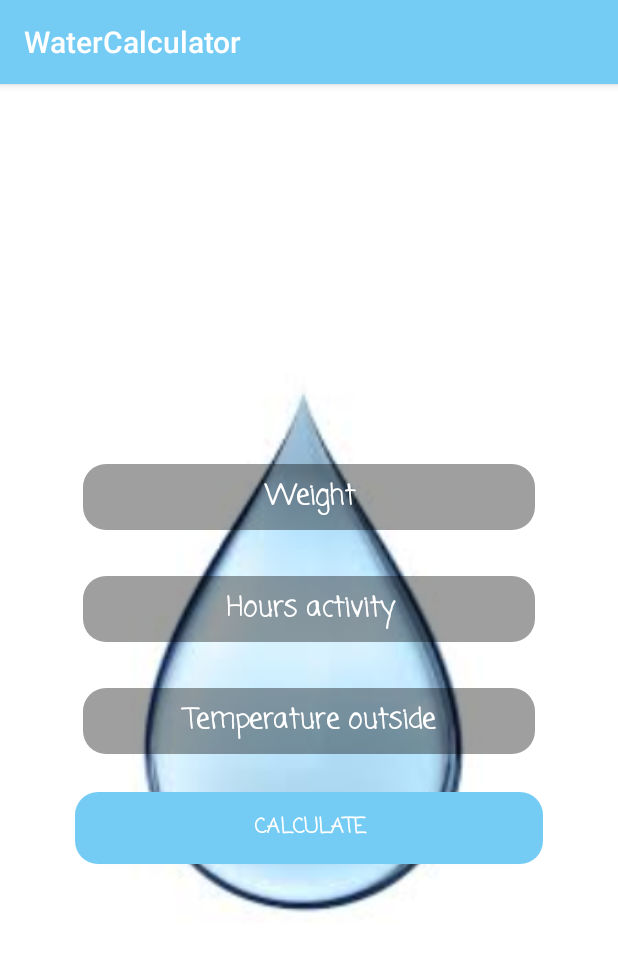
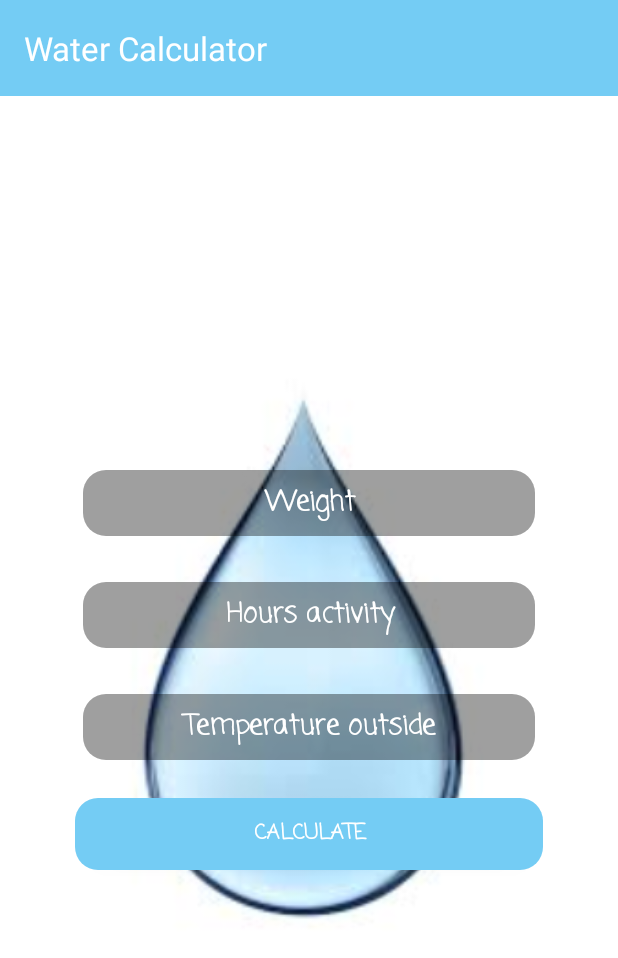
Before and after one commit to ilina322/water-calculator, an Android app: the screen it shows after launch (MainActivity), on a phone screen of 412 x 824 dp. Shown: the top 958 px of the screen. Run offline under Robolectric (Android 15) with nearby library versions, the phone set to English and light mode, and no system bars; our stand-ins replace ButterKnife.

```diff
--- a/app/src/main/AndroidManifest.xml
+++ b/app/src/main/AndroidManifest.xml
@@ -8,8 +8,8 @@
         android:label="@string/app_name"
         android:roundIcon="@mipmap/ic_launcher_round"
         android:supportsRtl="true"
-        android:theme="@style/AppTheme">
-        <activity android:name=".MainActivity">
+        android:theme="@style/Theme.AppCompat.NoActionBar">
+        <activity android:name=".activities.MainActivity">
             <intent-filter>
                 <action android:name="android.intent.action.MAIN" />
 
--- a/app/src/main/java/com/example/android/watercalculator/ProgressActivity.java
+++ /dev/null
@@ -1,33 +0,0 @@
-package com.example.android.watercalculator;
-
-import android.os.Bundle;
-import android.support.v7.app.AppCompatActivity;
-import android.util.Log;
-import android.widget.Button;
-import android.widget.TextView;
-
-import butterknife.BindView;
-import butterknife.ButterKnife;
-import butterknife.OnClick;
-
-
-public class ProgressActivity extends AppCompatActivity {
-
-    private static final String TAG = "ProgressActivity";
-    @BindView(R.id.txt_water) TextView txtWater;
-
-    @Override
-    protected void onCreate(Bundle savedInstanceState) {
-        super.onCreate(savedInstanceState);
-        setContentView(R.layout.activity_progress);
-        ButterKnife.bind(this);
-    }
-
-    @OnClick(R.id.btn_increment)
-    public void incrementProgress(){
-        txtWater.setBackgroundColor(100);
-        Log.e(TAG, "incrementProgress");
-    }
-
-
-}
--- /dev/null
+++ b/app/src/main/java/com/example/android/watercalculator/activities/BaseActivity.java
@@ -0,0 +1,26 @@
+package com.example.android.watercalculator.activities;
+
+import android.os.Bundle;
+import android.support.v7.app.AppCompatActivity;
+import android.widget.Toolbar;
+
+import com.example.android.watercalculator.R;
+
+import butterknife.ButterKnife;
+
+public abstract class BaseActivity extends AppCompatActivity {
+
+    private Toolbar toolbar;
+
+    @Override
+    protected void onCreate(Bundle savedInstanceState) {
+        super.onCreate(savedInstanceState);
+        super.setContentView(getLayoutRes());
+        ButterKnife.bind(this);
+        onViewCreated(savedInstanceState);
+    }
+
+    protected abstract void onViewCreated(Bundle savedInstanceState);
+
+    protected abstract int getLayoutRes();
+}
--- /dev/null
+++ b/app/src/main/java/com/example/android/watercalculator/activities/MainActivity.java
@@ -0,0 +1,31 @@
+package com.example.android.watercalculator.activities;
+
+import android.support.v4.app.Fragment;
+import android.content.Intent;
+import android.os.Bundle;
+
+import com.example.android.watercalculator.Calculator;
+import com.example.android.watercalculator.R;
+import com.example.android.watercalculator.fragments.CalculationFragment;
+
+import java.text.DecimalFormat;
+
+import butterknife.BindView;
+import butterknife.ButterKnife;
+import butterknife.OnClick;
+
+public class MainActivity extends BaseActivity {
+
+    @Override
+    protected void onViewCreated(Bundle savedInstanceState) {
+
+        getSupportFragmentManager().beginTransaction()
+                .replace(R.id.container, CalculationFragment.newInstance())
+                .commit();
+    }
+
+    @Override
+    protected int getLayoutRes() {
+        return R.layout.activity_main;
+    }
+}
--- /dev/null
+++ b/app/src/main/java/com/example/android/watercalculator/fragments/BaseFragment.java
@@ -0,0 +1,27 @@
+package com.example.android.watercalculator.fragments;
+
+import android.support.v4.app.Fragment;
+import android.os.Bundle;
+import android.view.LayoutInflater;
+import android.view.View;
+import android.view.ViewGroup;
+
+import butterknife.ButterKnife;
+
+public abstract class BaseFragment extends Fragment {
+
+    private View rootView;
+
+    @Override
+    public View onCreateView(LayoutInflater inflater, ViewGroup container,
+                             Bundle savedInstanceState) {
+        rootView = inflater.inflate(getLayoutRes(), container, false);
+        ButterKnife.bind(this, rootView);
+        onViewCreated();
+        return rootView;
+    }
+
+    protected abstract int getLayoutRes();
+
+    protected abstract void onViewCreated();
+}
--- a/app/src/main/java/com/example/android/watercalculator/MainActivity.java
+++ b/app/src/main/java/com/example/android/watercalculator/fragments/CalculationFragment.java
@@ -1,32 +1,35 @@
-package com.example.android.watercalculator;
+package com.example.android.watercalculator.fragments;
 
-import android.content.Intent;
-import android.support.v7.app.AppCompatActivity;
-import android.os.Bundle;
 import android.widget.EditText;
 import android.widget.TextView;
+
+import com.example.android.watercalculator.Calculator;
+import com.example.android.watercalculator.R;
 
 import java.text.DecimalFormat;
 
 import butterknife.BindView;
-import butterknife.ButterKnife;
 import butterknife.OnClick;
 
-public class MainActivity extends AppCompatActivity {
+public class CalculationFragment extends BaseFragment {
 
-    @BindView(R.id.edt_activity) EditText edtActivity;
+    @BindView(R.id.edt_activity)
+    EditText edtActivity;
     @BindView(R.id.edt_weight) EditText edtWeight;
     @BindView(R.id.edt_temperature) EditText edtTemperature;
-    @BindView(R.id.txt_litres) TextView txtLitres;
+    @BindView(R.id.txt_litres)
+    TextView txtLitres;
     Calculator calculator = new Calculator();
     DecimalFormat df = new DecimalFormat("#.00");
     double result;
 
     @Override
-    protected void onCreate(Bundle savedInstanceState) {
-        super.onCreate(savedInstanceState);
-        setContentView(R.layout.activity_main);
-        ButterKnife.bind(this);
+    protected int getLayoutRes() {
+        return R.layout.fragment_calculation;
+    }
+
+    @Override
+    protected void onViewCreated() {
     }
 
     @OnClick(R.id.btn_calculate)
@@ -42,5 +45,7 @@ public class MainActivity extends AppCompatActivity {
 
     }
 
-
+    public static CalculationFragment newInstance() {
+        return new CalculationFragment();
+    }
 }
--- /dev/null
+++ b/app/src/main/java/com/example/android/watercalculator/fragments/ProgressFragment.java
@@ -0,0 +1,34 @@
+package com.example.android.watercalculator.fragments;
+
+import android.util.Log;
+import android.widget.TextView;
+
+import com.example.android.watercalculator.R;
+
+import butterknife.BindView;
+import butterknife.OnClick;
+
+public class ProgressFragment extends BaseFragment {
+
+    private static final String TAG = "ProgressActivity";
+    @BindView(R.id.view_water)
+    TextView viewWater;
+
+    @Override
+    protected int getLayoutRes() {
+        return R.layout.fragment_progress;
+    }
+
+    @Override
+    protected void onViewCreated() {
+
+    }
+
+
+    @OnClick(R.id.btn_increment)
+    public void incrementProgress(){
+        //TODO: update
+        viewWater.setBackgroundColor(100);
+        Log.e(TAG, "incrementProgress");
+    }
+}
--- a/app/src/main/res/drawable/edt_background.xml
+++ b/app/src/main/res/drawable/edt_background.xml
@@ -1,5 +1,5 @@
 <?xml version="1.0" encoding="utf-8"?>
 <shape  xmlns:android="http://schemas.android.com/apk/res/android">
-    <solid android:color="@color/colorTransculentBlack"/>
+    <solid android:color="@color/colorTranslucentBlack"/>
     <corners android:radius="15dp"/>
 </shape>
--- a/app/src/main/res/layout/activity_main.xml
+++ b/app/src/main/res/layout/activity_main.xml
@@ -1,99 +1,25 @@
 <?xml version="1.0" encoding="utf-8"?>
-<RelativeLayout xmlns:android="http://schemas.android.com/apk/res/android"
-    xmlns:tools="http://schemas.android.com/tools"
+<LinearLayout xmlns:android="http://schemas.android.com/apk/res/android"
     android:layout_width="match_parent"
     android:layout_height="match_parent"
-    android:background="@color/colorWhite"
-    android:orientation="vertical"
-    tools:context="com.example.android.watercalculator.MainActivity">
+    xmlns:app="http://schemas.android.com/apk/res-auto"
+    android:orientation="vertical">
 
+    <include layout="@layout/include_toolbar" />
 
-    <ImageView
+    <FrameLayout
+        android:id="@+id/container"
+        android:layout_weight="1"
         android:layout_width="match_parent"
-        android:layout_height="match_parent"
-        android:src="@drawable/water_drop_2" />
+        android:layout_height="0dp"
+        android:background="@color/colorLightGray"/>
 
-    <LinearLayout
-        android:layout_width="match_parent"
-        android:layout_height="wrap_content"
-        android:layout_centerInParent="true"
-        android:layout_marginLeft="40dp"
-        android:layout_marginRight="40dp"
-        android:orientation="vertical">
+    <!--<android.support.design.widget.BottomNavigationView-->
+        <!--android:id="@+id/navigation"-->
+        <!--android:layout_width="match_parent"-->
+        <!--android:layout_height="wrap_content"-->
+        <!--android:layout_gravity="bottom"-->
+        <!--android:background="@color/colorWhite"-->
+        <!--/>-->
 
-        <EditText
-            android:textStyle="bold"
-            android:fontFamily="casual"
-            android:textColor="@color/colorWhite"
-            android:id="@+id/edt_weight"
-            android:layout_width="match_parent"
-            android:layout_height="wrap_content"
-            android:layout_margin="15dp"
-            android:background="@drawable/edt_background"
-            android:gravity="center"
-            android:hint="Weight"
-            android:inputType="numberDecimal"
-            android:padding="8dp"
-            android:textColorHint="@color/colorWhite" />
-
-
-        <EditText
-            android:textColor="@color/colorWhite"
-            android:textStyle="bold"
-            android:fontFamily="casual"
-            android:id="@+id/edt_activity"
-            android:layout_width="match_parent"
-            android:layout_height="wrap_content"
-            android:layout_margin="15dp"
-            android:background="@drawable/edt_background"
-            android:gravity="center"
-            android:hint="Hours activity"
-            android:inputType="numberDecimal"
-            android:padding="8dp"
-            android:textColorHint="@color/colorWhite" />
-
-
-        <EditText
-            android:textColor="@color/colorWhite"
-            android:textStyle="bold"
-            android:fontFamily="casual"
-            android:id="@+id/edt_temperature"
-            android:layout_width="match_parent"
-            android:layout_height="wrap_content"
-            android:layout_margin="15dp"
-            android:background="@drawable/edt_background"
-            android:gravity="center"
-            android:hint="Temperature outside"
-            android:inputType="numberDecimal"
-            android:padding="8dp"
-            android:textColorHint="@color/colorWhite" />
-
-        <Button
-            android:textStyle="bold"
-            android:fontFamily="casual"
-            android:id="@+id/btn_calculate"
-            android:layout_width="match_parent"
-            android:layout_height="wrap_content"
-            android:layout_gravity="center_horizontal"
-            android:layout_margin="10dp"
-            android:background="@drawable/calculate_button_background"
-            android:text="calculate"
-            android:textColor="@color/colorWhite" />
-
-
-    </LinearLayout>
-
-    <TextView
-        android:textStyle="bold"
-        android:textColor="@color/colorAccent"
-        android:fontFamily="casual"
-        android:layout_centerHorizontal="true"
-        android:layout_alignParentBottom="true"
-        android:id="@+id/txt_litres"
-        android:layout_width="wrap_content"
-        android:layout_height="wrap_content"
-        android:layout_gravity="center_horizontal"
-        android:layout_margin="20dp"
-        android:textSize="20sp" />
-
-</RelativeLayout>
+</LinearLayout>
--- /dev/null
+++ b/app/src/main/res/layout/fragment_calculation.xml
@@ -0,0 +1,99 @@
+<?xml version="1.0" encoding="utf-8"?>
+<RelativeLayout xmlns:android="http://schemas.android.com/apk/res/android"
+    xmlns:tools="http://schemas.android.com/tools"
+    android:layout_width="match_parent"
+    android:layout_height="match_parent"
+    android:background="@color/colorWhite"
+    android:orientation="vertical"
+    tools:context="com.example.android.watercalculator.activities.MainActivity">
+
+
+    <ImageView
+        android:layout_width="match_parent"
+        android:layout_height="match_parent"
+        android:src="@drawable/water_drop_2" />
+
+    <LinearLayout
+        android:layout_width="match_parent"
+        android:layout_height="wrap_content"
+        android:layout_centerInParent="true"
+        android:layout_marginLeft="40dp"
+        android:layout_marginRight="40dp"
+        android:orientation="vertical">
+
+        <EditText
+            android:textStyle="bold"
+            android:fontFamily="casual"
+            android:textColor="@color/colorWhite"
+            android:id="@+id/edt_weight"
+            android:layout_width="match_parent"
+            android:layout_height="wrap_content"
+            android:layout_margin="15dp"
+            android:background="@drawable/edt_background"
+            android:gravity="center"
+            android:hint="Weight"
+            android:inputType="numberDecimal"
+            android:padding="8dp"
+            android:textColorHint="@color/colorWhite" />
+
+
+        <EditText
+            android:textColor="@color/colorWhite"
+            android:textStyle="bold"
+            android:fontFamily="casual"
+            android:id="@+id/edt_activity"
+            android:layout_width="match_parent"
+            android:layout_height="wrap_content"
+            android:layout_margin="15dp"
+            android:background="@drawable/edt_background"
+            android:gravity="center"
+            android:hint="Hours activity"
+            android:inputType="numberDecimal"
+            android:padding="8dp"
+            android:textColorHint="@color/colorWhite" />
+
+
+        <EditText
+            android:textColor="@color/colorWhite"
+            android:textStyle="bold"
+            android:fontFamily="casual"
+            android:id="@+id/edt_temperature"
+            android:layout_width="match_parent"
+            android:layout_height="wrap_content"
+            android:layout_margin="15dp"
+            android:background="@drawable/edt_background"
+            android:gravity="center"
+            android:hint="Temperature outside"
+            android:inputType="numberDecimal"
+            android:padding="8dp"
+            android:textColorHint="@color/colorWhite" />
+
+        <Button
+            android:textStyle="bold"
+            android:fontFamily="casual"
+            android:id="@+id/btn_calculate"
+            android:layout_width="match_parent"
+            android:layout_height="wrap_content"
+            android:layout_gravity="center_horizontal"
+            android:layout_margin="10dp"
+            android:background="@drawable/calculate_button_background"
+            android:text="calculate"
+            android:textColor="@color/colorWhite" />
+
+
+    </LinearLayout>
+
+    <TextView
+        android:textStyle="bold"
+        android:textColor="@color/colorAccent"
+        android:fontFamily="casual"
+        android:layout_centerHorizontal="true"
+        android:layout_alignParentBottom="true"
+        android:id="@+id/txt_litres"
+        android:layout_width="wrap_content"
+        android:layout_height="wrap_content"
+        android:layout_gravity="center_horizontal"
+        android:layout_margin="20dp"
+        android:textSize="20sp" />
+
+</RelativeLayout>
--- a/app/src/main/res/layout/activity_progress.xml
+++ b/app/src/main/res/layout/fragment_progress.xml
@@ -9,7 +9,7 @@
         android:layout_height="300dp">
 
         <TextView
-            android:id="@+id/txt_water"
+            android:id="@+id/view_water"
             android:layout_alignParentBottom="true"
             android:layout_width="match_parent"
             android:layout_height="match_parent"
--- /dev/null
+++ b/app/src/main/res/layout/include_toolbar.xml
@@ -0,0 +1,24 @@
+<?xml version="1.0" encoding="utf-8"?>
+<LinearLayout
+    xmlns:android="http://schemas.android.com/apk/res/android"
+    android:layout_width="match_parent"
+    android:layout_height="64dp"
+    android:background="@color/colorPrimary"
+    android:padding="@dimen/margin_big"
+    android:gravity="center_vertical">
+
+    <TextView
+        android:id="@+id/txt_title"
+        android:layout_width="0dp"
+        android:layout_height="wrap_content"
+        android:textColor="@color/colorWhite"
+        android:text="Water Calculator"
+        android:layout_weight="1"
+        android:textSize="22sp"/>
+
+    <ImageView
+        android:id="@+id/img_burger"
+        android:layout_width="36dp"
+        android:layout_height="26dp" />
+
+</LinearLayout>
--- /dev/null
+++ b/app/src/main/res/menu/navigation.xml
@@ -0,0 +1,10 @@
+<?xml version="1.0" encoding="utf-8"?>
+<menu xmlns:android="http://schemas.android.com/apk/res/android">
+    <item
+        android:id="@+id/navigation_chat"
+        android:title="@string/calculator" />
+
+    <item
+        android:id="@+id/navigation_friends"
+        android:title="@string/daily_intake" />
+</menu>
--- a/app/src/main/res/values/colors.xml
+++ b/app/src/main/res/values/colors.xml
@@ -1,7 +1,9 @@
 <?xml version="1.0" encoding="utf-8"?>
 <resources>
     <color name="colorWhite">#ffff</color>
-    <color name="colorTransculentBlack">#60000000</color>
+    <color name="colorTranslucentBlack">#60000000</color>
+    <color name="colorGray">#BEBEBE</color>
+    <color name="colorLightGray">#F0F0F0</color>
     <color name="colorPrimary">	#74ccf4</color>
     <color name="colorPrimaryDark">#5abcd8</color>
     <color name="colorAccent">#0f5e9c</color>
--- /dev/null
+++ b/app/src/main/res/values/dimens.xml
@@ -0,0 +1,5 @@
+<?xml version="1.0" encoding="utf-8"?>
+<resources>
+    <dimen name="margin_medium">12dp</dimen>
+    <dimen name="margin_big">16dp</dimen>
+</resources>
--- a/app/src/main/res/values/strings.xml
+++ b/app/src/main/res/values/strings.xml
@@ -1,3 +1,5 @@
 <resources>
     <string name="app_name">WaterCalculator</string>
+    <string name="calculator">calculator</string>
+    <string name="daily_intake">daily intake</string>
 </resources>
```
